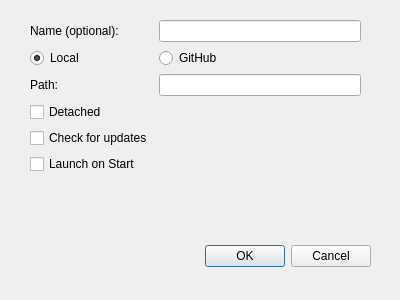
This is src/add_app_dialog.ui in Nickswoboda/ExileHub as Qt 5 draws it before an edit. The edited form follows.
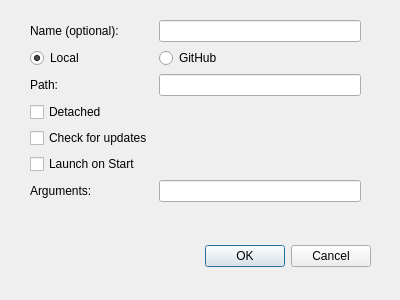
This is the edited form.

Commit message: Feat: add ability to give apps arguments

```diff
--- a/src/add_app_dialog.ui
+++ b/src/add_app_dialog.ui
@@ -100,6 +100,19 @@
       </property>
      </widget>
     </item>
+    <item row="6" column="0">
+     <widget class="QLabel" name="arguments_label">
+      <property name="enabled">
+       <bool>true</bool>
+      </property>
+      <property name="text">
+       <string>Arguments:</string>
+      </property>
+     </widget>
+    </item>
+    <item row="6" column="1">
+     <widget class="QLineEdit" name="arguments_edit"/>
+    </item>
    </layout>
   </widget>
  </widget>
```
The commit also changes 3 other files.
